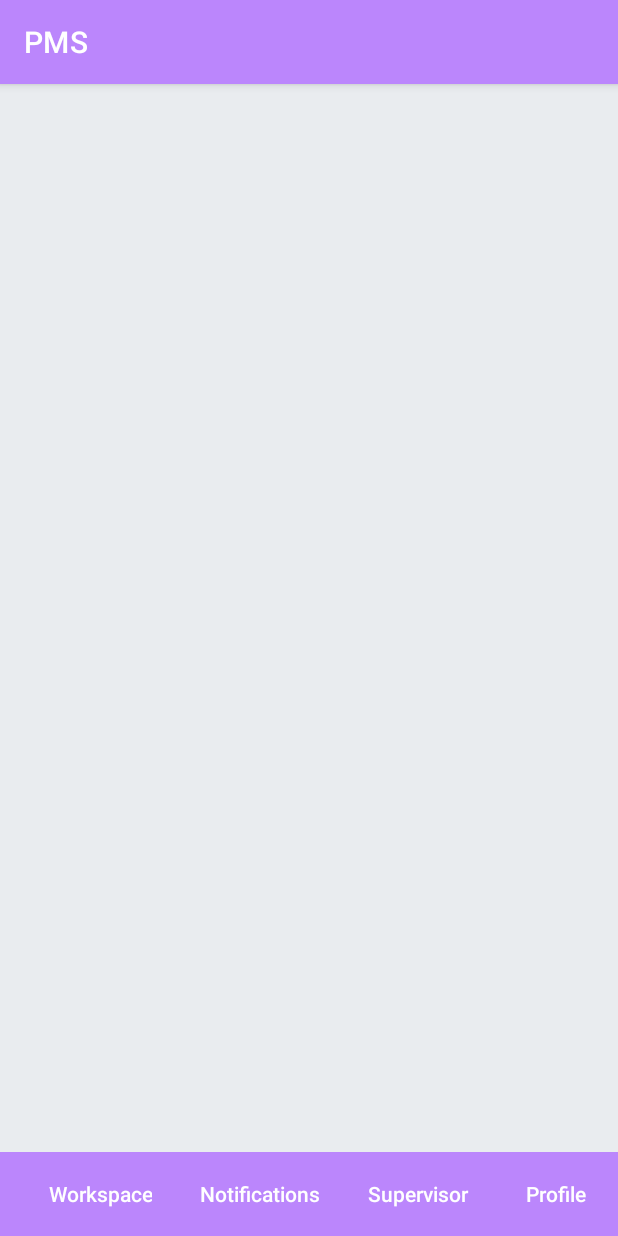
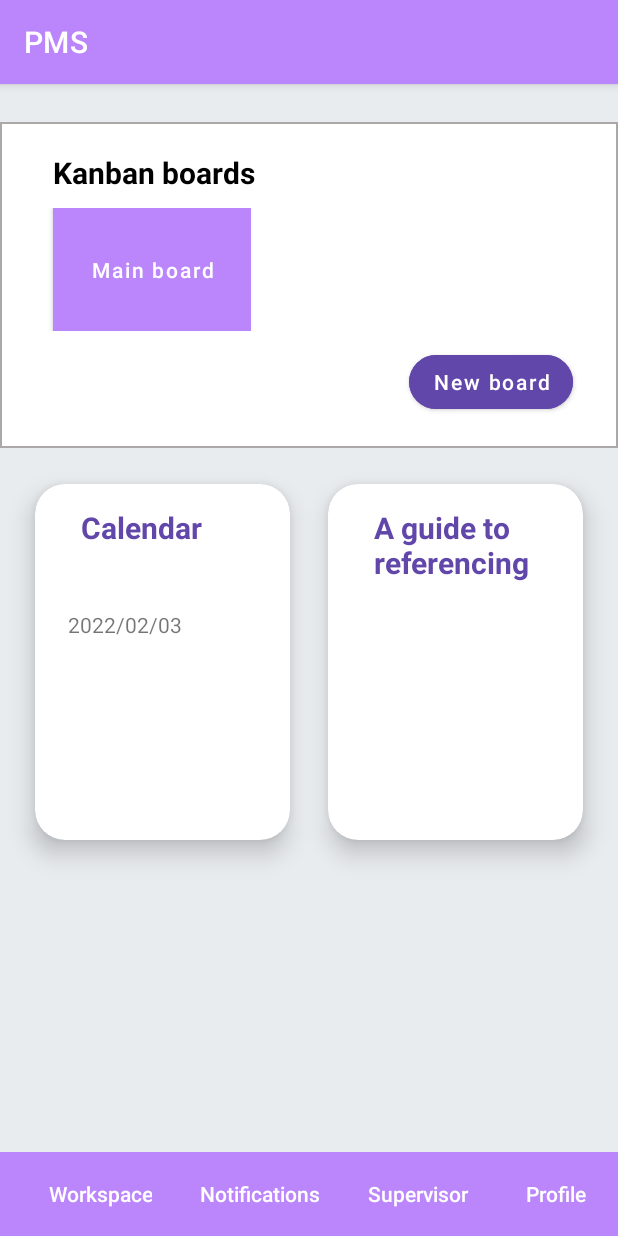
Before and after one commit to AdamTweedie/PMS-Android-Application, an Android app: the HomeActivity screen opened directly, with no data from a screen before it, on a phone screen of 412 x 824 dp. Run offline under Robolectric (Android 15) with nearby library versions, the phone set to English and light mode, and no system bars.

Commit message:
Workspace functionality, referencing and calendar

```diff
--- a/app/src/main/java/com/deitel/pms/student/HomeActivity.java
+++ b/app/src/main/java/com/deitel/pms/student/HomeActivity.java
@@ -6,6 +6,7 @@ import android.view.View;
 import android.widget.Button;
 
 import androidx.appcompat.app.AppCompatActivity;
+import androidx.fragment.app.FragmentManager;
 import androidx.fragment.app.FragmentTransaction;
 
 public class HomeActivity extends AppCompatActivity {
@@ -22,7 +23,12 @@ public class HomeActivity extends AppCompatActivity {
         final Button btnSupervisor = findViewById(R.id.btnNavSupervisor);
         final Button btnProfile = findViewById(R.id.btnNavProfile);
 
-        FragmentTransaction fragmentTransaction = getSupportFragmentManager().beginTransaction();
+        FragmentManager fm = getSupportFragmentManager();
+        FragmentTransaction fragmentTransaction = fm.beginTransaction();
+        if (fm.getFragments().isEmpty()) {
+            fragmentTransaction.add(R.id.nav_bar_fragment, new Workspace()).commit();
+        }
+
 
         btnWorkspace.setOnClickListener(new View.OnClickListener() {
             @Override
--- a/app/src/main/java/com/deitel/pms/student/Workspace.java
+++ b/app/src/main/java/com/deitel/pms/student/Workspace.java
@@ -1,4 +1,84 @@
 package com.deitel.pms.student;
 
-public class Workspace {
+import android.content.Context;
+import android.os.Build;
+import android.os.Bundle;
+import android.util.AttributeSet;
+import android.view.LayoutInflater;
+import android.view.View;
+import android.view.ViewGroup;
+import android.widget.Button;
+import android.widget.TextView;
+
+import androidx.annotation.NonNull;
+import androidx.annotation.Nullable;
+import androidx.annotation.RequiresApi;
+import androidx.fragment.app.Fragment;
+
+import com.deitel.pms.R;
+
+import java.time.LocalDateTime;
+import java.time.format.DateTimeFormatter;
+
+public class Workspace extends Fragment {
+
+    private Button btnCalendar;
+    private Button btnReferences;
+    private TextView tvDate;
+
+    @Nullable
+    @Override
+    public View onCreateView(@NonNull LayoutInflater inflater,
+                             @Nullable ViewGroup container,
+                             @Nullable Bundle savedInstanceState) {
+        return inflater.inflate(R.layout.frag_workspace, container, false);
+    }
+
+    @RequiresApi(api = Build.VERSION_CODES.O)
+    @Override
+    public void onViewCreated(@NonNull View view, @Nullable Bundle savedInstanceState) {
+        super.onViewCreated(view, savedInstanceState);
+
+        btnCalendar = (Button) view.findViewById(R.id.btnCalendarView);
+        tvDate = (TextView) view.findViewById(R.id.tvCurrentDate);
+        btnReferences = (Button) view.findViewById(R.id.btnReferencingGuide);
+
+        try {
+            DateTimeFormatter dtf = DateTimeFormatter.ofPattern("yyyy/MM/dd");
+            LocalDateTime now = LocalDateTime.now();
+            tvDate.setText(dtf.format(now));
+        } catch (RuntimeException ignored) {}
+
+        // functionality
+        btnCalendar.setOnClickListener(new View.OnClickListener() {
+            @Override
+            public void onClick(View view) {
+                Fragment fragment = getParentFragmentManager()
+                        .findFragmentById(R.id.nav_bar_fragment);
+
+                if (fragment!=null) {
+                    getParentFragmentManager().beginTransaction()
+                            .add(R.id.nav_bar_fragment, new Calendar())
+                            .addToBackStack("calendar")
+                            .commit();
+                }
+            }
+        });
+
+        // functionality
+        btnReferences.setOnClickListener(new View.OnClickListener() {
+            @Override
+            public void onClick(View view) {
+                Fragment fragment = getParentFragmentManager()
+                        .findFragmentById(R.id.nav_bar_fragment);
+
+                if (fragment!=null) {
+                    getParentFragmentManager().beginTransaction()
+                            .add(R.id.nav_bar_fragment, new References())
+                            .addToBackStack("references")
+                            .commit();
+                }
+            }
+        });
+    }
 }
--- a/app/src/main/res/layout/activity_home_navbar.xml
+++ b/app/src/main/res/layout/activity_home_navbar.xml
@@ -6,13 +6,16 @@
     xmlns:app="http://schemas.android.com/apk/res-auto"
     android:background="#E9ECEF">
 
+
     <androidx.fragment.app.FragmentContainerView
-        android:layout_width="wrap_content"
-        android:layout_height="wrap_content"
+        android:id="@+id/nav_bar_fragment"
+        android:layout_width="match_parent"
+        android:layout_height="match_parent"
+        android:layout_marginBottom="55dp"
+        app:layout_constraintBottom_toTopOf="@+id/toolbar"
+        app:layout_constraintEnd_toEndOf="parent"
         app:layout_constraintStart_toStartOf="parent"
-        app:layout_constraintEnd_toEndOf="parent"
-        app:layout_constraintTop_toTopOf="parent"
-        app:layout_constraintBottom_toTopOf="@+id/toolbar"/>
+        app:layout_constraintTop_toTopOf="parent" />
 
 
     <androidx.appcompat.widget.Toolbar
--- /dev/null
+++ b/app/src/main/res/layout/child_fragment_reference.xml
@@ -0,0 +1,6 @@
+<?xml version="1.0" encoding="utf-8"?>
+<androidx.constraintlayout.widget.ConstraintLayout
+    xmlns:android="http://schemas.android.com/apk/res/android" android:layout_width="match_parent"
+    android:layout_height="match_parent">
+
+</androidx.constraintlayout.widget.ConstraintLayout>
--- a/app/src/main/res/layout/frag_workspace.xml
+++ b/app/src/main/res/layout/frag_workspace.xml
@@ -1,5 +1,6 @@
 <?xml version="1.0" encoding="utf-8"?>
-<androidx.constraintlayout.widget.ConstraintLayout xmlns:android="http://schemas.android.com/apk/res/android"
+<androidx.constraintlayout.widget.ConstraintLayout
+    xmlns:android="http://schemas.android.com/apk/res/android"
     android:layout_width="match_parent"
     android:layout_height="match_parent"
     xmlns:app="http://schemas.android.com/apk/res-auto"
@@ -9,16 +10,18 @@
         android:id="@+id/constraint_kanban"
         android:layout_width="match_parent"
         android:layout_height="wrap_content"
+        android:padding="20dip"
         android:layout_marginTop="25dp"
         android:background="@drawable/customborder"
         app:layout_constraintStart_toStartOf="parent"
         app:layout_constraintTop_toTopOf="parent">
 
         <TextView
+            android:id="@+id/tvKanbanTitle"
             android:layout_width="wrap_content"
             android:layout_height="wrap_content"
             android:layout_marginStart="15dp"
-            android:text="Kanban boards"
+            android:text="@string/kanban_boards"
             android:textSize="20sp"
             android:textColor="@color/black"
             android:textStyle="bold"
@@ -26,12 +29,14 @@
             app:layout_constraintStart_toStartOf="parent" />
 
         <Button
+            android:id="@+id/btnNewBoard"
             android:layout_width="wrap_content"
             android:layout_height="wrap_content"
-            android:text="New board"
+            android:text="@string/new_board_btn"
             android:textAllCaps="false"
             app:layout_constraintEnd_toEndOf="parent"
             app:layout_constraintBottom_toBottomOf="parent"
+            android:layout_marginEnd="10dp"
             android:backgroundTint="#6247AA"
             app:cornerRadius="60dp"
             app:iconPadding="8dp"/>
@@ -39,9 +44,10 @@
         <HorizontalScrollView
             android:layout_width="match_parent"
             android:layout_height="wrap_content"
-            android:paddingVertical="40dp"
+            android:paddingVertical="10dp"
             app:layout_constraintStart_toStartOf="parent"
-            app:layout_constraintTop_toTopOf="parent">
+            app:layout_constraintTop_toBottomOf="@id/tvKanbanTitle"
+            app:layout_constraintBottom_toTopOf="@+id/btnNewBoard">
 
             <LinearLayout
                 android:layout_width="wrap_content"
@@ -49,77 +55,105 @@
                 android:orientation="vertical">
 
                 <Button
+                    android:id="@+id/btnKanbanBoard1"
                     android:layout_width="wrap_content"
                     android:layout_height="wrap_content"
                     android:layout_marginStart="15dp"
-                    android:backgroundTint="#EE6C4D"
-                    android:text="Main board"
-                    android:textAllCaps="false" />
+                    android:background="#979797"
+                    android:paddingHorizontal="25dp"
+                    android:paddingVertical="25dp"
+                    android:text="@string/first_kanban_board"
+                    android:textAllCaps="false"
+                    app:cornerRadius="40dp"
+                    app:iconPadding="8dp"/>
 
             </LinearLayout>
         </HorizontalScrollView>
     </androidx.constraintlayout.widget.ConstraintLayout>
 
-    <androidx.constraintlayout.widget.ConstraintLayout
-        android:id="@+id/constraint_calendar"
-        android:layout_width="wrap_content"
-        android:layout_height="wrap_content"
-        android:layout_marginTop="50dp"
-        android:layout_marginStart="10dp"
-        android:background="@drawable/customborder"
-        app:layout_constraintTop_toBottomOf="@id/constraint_kanban"
-        app:layout_constraintStart_toStartOf="parent">
+    <androidx.cardview.widget.CardView
+        android:id="@+id/cardViewCalendar"
+        android:layout_width="0dp"
+        android:layout_height="0dp"
+        android:layout_marginStart="5dp"
+        app:cardBackgroundColor="@color/white"
+        app:cardCornerRadius="20dp"
+        app:cardElevation="10dp"
+        app:cardMaxElevation="12dp"
+        app:cardPreventCornerOverlap="true"
+        app:cardUseCompatPadding="true"
+        app:layout_constraintTop_toBottomOf="@+id/constraint_kanban"
+        app:layout_constraintStart_toStartOf="parent"
+        app:layout_constraintHeight_percent="0.4"
+        app:layout_constraintWidth_percent="0.5">
 
         <TextView
-            android:layout_width="175dp"
-            android:layout_height="200dp"
+            android:layout_width="wrap_content"
+            android:layout_height="wrap_content"
+            android:layout_gravity="start"
+            android:paddingVertical="15dp"
+            android:paddingHorizontal="15dp"
             android:layout_marginStart="15dp"
-            android:text="Calendar"
+            android:text="@string/calendar"
             android:textSize="20sp"
             android:textStyle="bold"
-            android:textColor="#6247AA"
-            app:layout_constraintTop_toTopOf="parent"
-            app:layout_constraintStart_toStartOf="parent" />
+            android:textColor="#6247AA" />
 
         <Button
-            android:id="@+id/btnViewCalendar"
+            android:id="@+id/btnCalendarView"
             style="?android:attr/borderlessButtonStyle"
-            android:layout_width="175dp"
-            android:layout_height="200dp"
-            app:backgroundTint="@android:color/transparent"
-            app:layout_constraintStart_toStartOf="parent"
-            app:layout_constraintTop_toTopOf="parent" />
+            android:layout_width="match_parent"
+            android:layout_height="match_parent" />
+<!--            app:backgroundTint="@android:color/transparent"-->
 
-    </androidx.constraintlayout.widget.ConstraintLayout>
-
-    <androidx.constraintlayout.widget.ConstraintLayout
-        android:layout_width="wrap_content"
-        android:layout_height="wrap_content"
-        android:layout_marginStart="15dp"
-        android:background="@drawable/customborder"
-        app:layout_constraintTop_toTopOf="@+id/constraint_calendar"
-        app:layout_constraintStart_toEndOf="@+id/constraint_calendar">
 
         <TextView
-            android:layout_width="175dp"
-            android:layout_height="200dp"
+            android:id="@+id/tvCurrentDate"
+            android:layout_width="wrap_content"
+            android:layout_height="wrap_content"
+            android:paddingBottom="50dp"
+            android:paddingEnd="50dp"
+            android:paddingStart="0dp"
+            android:layout_gravity="center" />
+
+    </androidx.cardview.widget.CardView>
+
+    <androidx.cardview.widget.CardView
+        android:id="@+id/cardViewReferencing"
+        android:layout_width="0dp"
+        android:layout_height="0dp"
+        android:layout_marginEnd="5dp"
+        app:cardBackgroundColor="@color/white"
+        app:cardCornerRadius="20dp"
+        app:cardElevation="10dp"
+        app:cardMaxElevation="12dp"
+        app:cardPreventCornerOverlap="true"
+        app:cardUseCompatPadding="true"
+        app:layout_constraintTop_toBottomOf="@+id/constraint_kanban"
+        app:layout_constraintEnd_toEndOf="parent"
+        app:layout_constraintHeight_percent="0.4"
+        app:layout_constraintWidth_percent="0.5">
+
+        <TextView
+            android:layout_width="wrap_content"
+            android:layout_height="wrap_content"
+            android:layout_gravity="start"
+            android:paddingVertical="15dp"
+            android:paddingHorizontal="15dp"
             android:layout_marginStart="15dp"
-            android:text="A guide to referencing"
+            android:text="@string/referencing_guide_title"
             android:textSize="20sp"
             android:textStyle="bold"
-            android:textColor="#6247AA"
-            app:layout_constraintTop_toTopOf="parent"
-            app:layout_constraintStart_toStartOf="parent" />
+            android:textColor="#6247AA" />
 
         <Button
             android:id="@+id/btnReferencingGuide"
-            android:layout_width="175dp"
-            android:layout_height="200dp"
-            app:layout_constraintStart_toStartOf="parent"
-            app:layout_constraintTop_toTopOf="parent"
             style="?android:attr/borderlessButtonStyle"
-            app:backgroundTint="@android:color/transparent" />
+            android:layout_width="match_parent"
+            android:layout_height="match_parent" />
+<!--            app:backgroundTint="@android:color/transparent"-->
 
-    </androidx.constraintlayout.widget.ConstraintLayout>
+
+    </androidx.cardview.widget.CardView>
 
 </androidx.constraintlayout.widget.ConstraintLayout>
--- a/app/src/main/res/values/strings.xml
+++ b/app/src/main/res/values/strings.xml
@@ -26,5 +26,16 @@
     <string name="nav_bar_notifications">Notifications</string>
     <string name="nav_bar_supervisor">Supervisor</string>
     <string name="nav_bar_profile">Profile</string>
+    <string name="kanban_boards">Kanban boards</string>
+    <string name="new_board_btn">New board</string>
+    <string name="first_kanban_board">Main board</string>
+    <string name="calendar">Calendar</string>
+    <string name="referencing_guide_title">A guide to referencing</string>
+    <string name="select_referencing_style">Select Referencing Style</string>
+    <string name="aqa">AQA</string>
+    <string name="oxford">Oxford</string>
+    <string name="acm">ACM</string>
+    <string name="harvard">Harvard</string>
+    <string name="selected_style">Style</string>
 
 </resources>
```
Also changed, not shown: app/src/main/java/com/deitel/pms/student/Calendar.java (added, +47 -0 lines), app/src/main/java/com/deitel/pms/student/References.java (added, +112 -0 lines), app/src/main/java/com/deitel/pms/student/subReferences.java (added, +53 -0 lines), app/src/main/res/layout/frag_calendar.xml (added, +47 -0 lines), app/src/main/res/layout/frag_references.xml (added, +154 -0 lines), app/src/main/res/drawable/undo.png (added).
